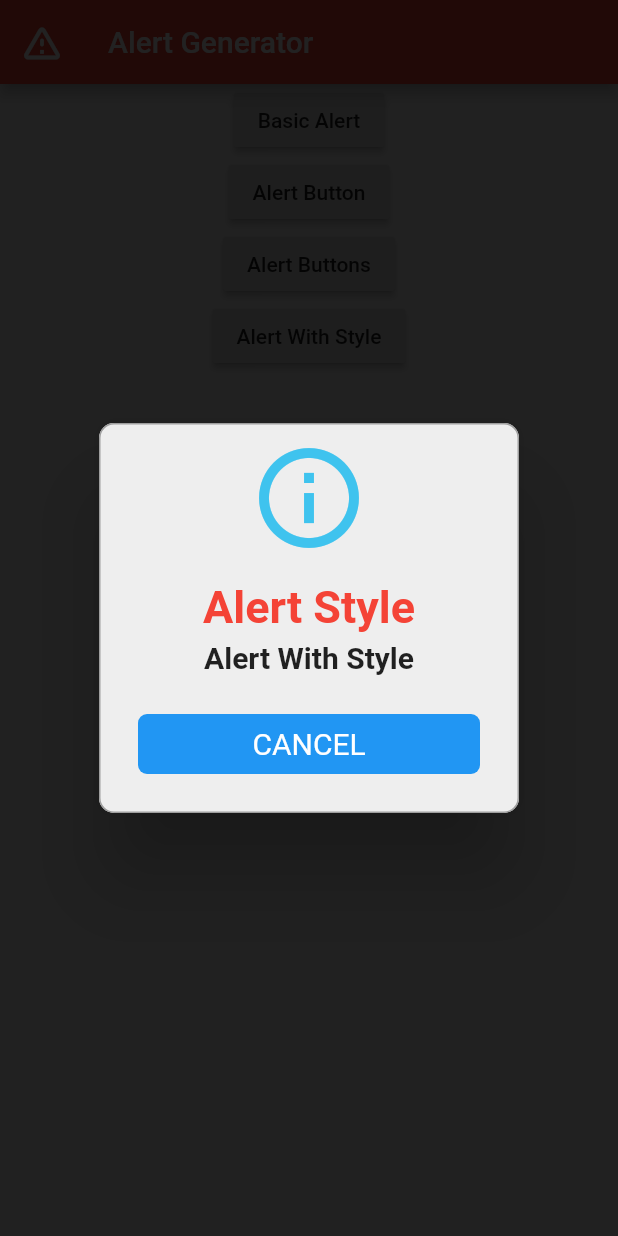
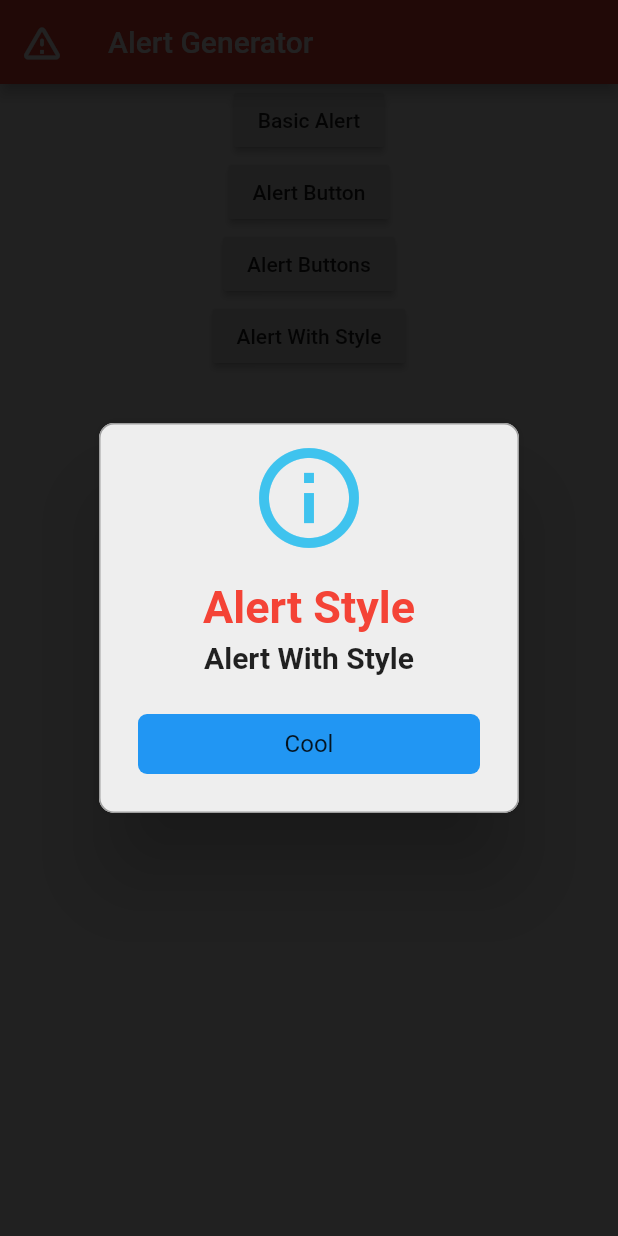
Before and after one commit to harshilgupta-dev/Alert_Generator, a Flutter app: the screen it shows after launch, after a tap on "Alert With Style", on a phone screen of 412 x 824 dp. Run offline on Flutter 3.47's test engine with Material 2 defaults, Android fonts, the phone set to English and light mode, and no system bars; drawn by our look-alikes of rflutter_alert.

Commit message:
add button in alert

```diff
--- a/lib/main.dart
+++ b/lib/main.dart
@@ -116,7 +116,14 @@ class MyApp extends StatelessWidget {
                     title: 'Alert Style',
                     desc: 'Alert With Style',
                     style: alertStyle(),
-                    type: AlertType.info
+                    type: AlertType.info,
+                    buttons: [
+                      DialogButton(child: Text('Cool'),
+                          onPressed: (){
+                        return Navigator.pop(context);
+                          })
+                    ]
+
 
                   ).show();
                 });
```
